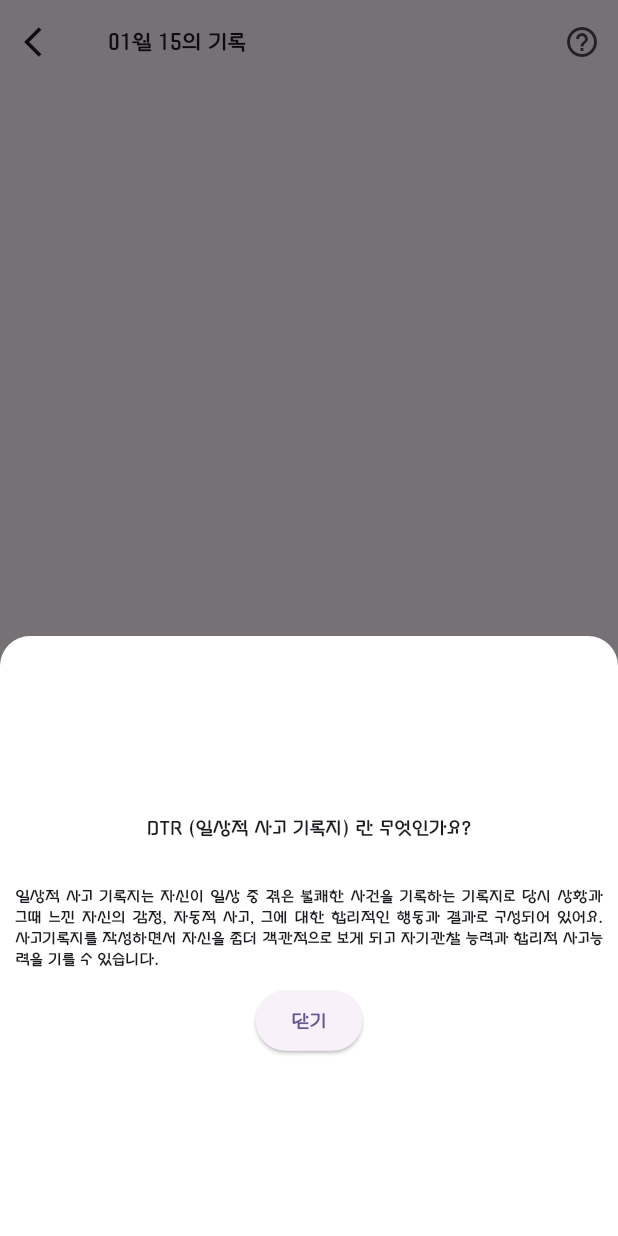
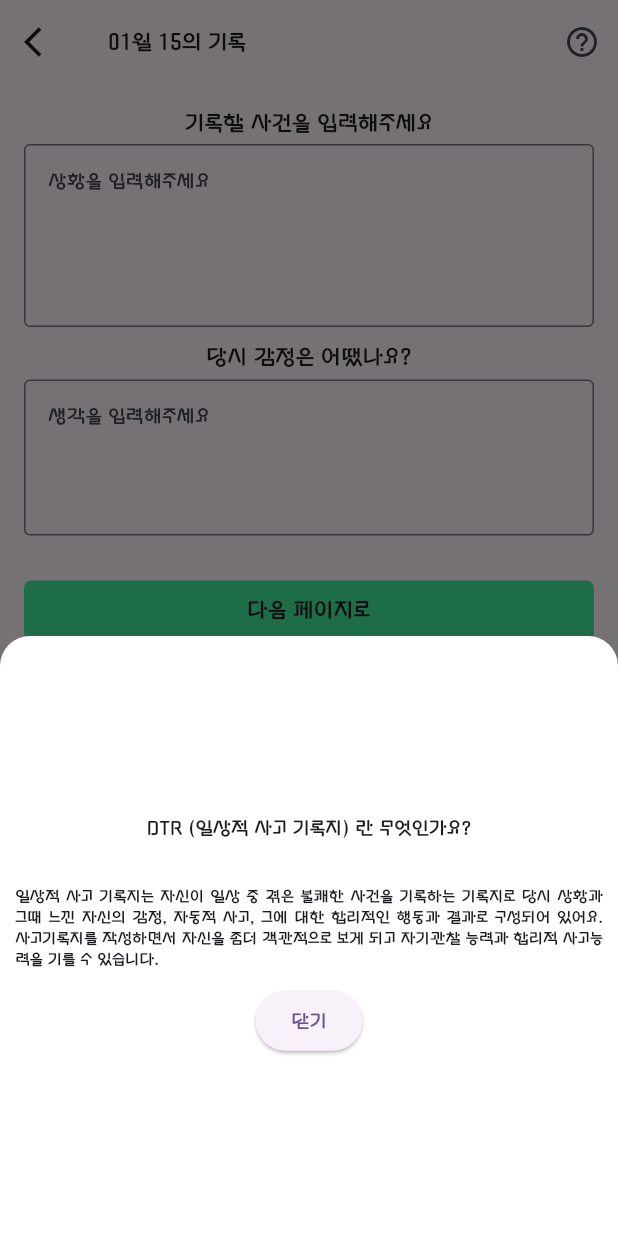
Before and after one commit to balhyo-younjisang/Ogam-Diary-Client, a Flutter app: the WritePage screen opened directly with empty values, after a tap on the "help outline" icon, on a phone screen of 412 x 824 dp. Run offline on Flutter 3.47's test engine with Material 3 defaults, Android fonts, the phone set to English and light mode, and no system bars; our stand-ins replace get, table_calendar.

Commit message:
:sparkles: Write page 추가 :sparkles:

```diff
--- a/lib/screens/write/write_view.dart
+++ b/lib/screens/write/write_view.dart
@@ -2,13 +2,17 @@ import 'package:flutter/material.dart';
 import 'package:intl/intl.dart';
 import 'package:ogam_diary/args/diaryArgument.dart';
 import 'package:ogam_diary/widgets/bottomSheet_widget.dart';
+import 'package:ogam_diary/widgets/button_widget.dart';
 
 class WritePage extends StatelessWidget {
   final formKey = GlobalKey<FormState>();
+
   WritePage({super.key});
 
   @override
   Widget build(BuildContext context) {
+    TextEditingController situationArea = TextEditingController();
+    TextEditingController emotionArea = TextEditingController();
     final args = ModalRoute.of(context)!.settings.arguments as DiaryArgument;
 
     return Scaffold(
@@ -34,10 +38,64 @@ class WritePage extends StatelessWidget {
       body: SafeArea(
         child: Form(
             key: formKey,
-            child: const Padding(
-              padding: EdgeInsets.all(6),
+            child: Padding(
+              padding: const EdgeInsets.all(6),
               child: Column(
-                children: [],
+                children: [
+                  Container(
+                      alignment: Alignment.center,
+                      padding: const EdgeInsets.all(10),
+                      child: Column(children: [
+                        const Text(
+                          "기록할 사건을 입력해주세요",
+                          style: TextStyle(fontFamily: "Gugi-Regular"),
+                        ),
+                        const SizedBox(
+                          height: 4,
+                        ),
+                        TextField(
+                          style: const TextStyle(
+                              fontSize: 12, fontFamily: "Gugi-Regular"),
+                          controller: situationArea,
+                          keyboardType: TextInputType.multiline,
+                          maxLines: 5,
+                          decoration: const InputDecoration(
+                              hintText: "상황을 입력해주세요",
+                              hintStyle: TextStyle(fontFamily: "Gugi-Regular"),
+                              border: OutlineInputBorder(
+                                  borderSide: BorderSide(
+                                      width: 1, color: Colors.black12))),
+                        ),
+                        const SizedBox(
+                          height: 10,
+                        ),
+                        const Text(
+                          "당시 감정은 어땠나요?",
+                          style: TextStyle(fontFamily: "Gugi-Regular"),
+                        ),
+                        const SizedBox(
+                          height: 5,
+                        ),
+                        TextField(
+                          controller: emotionArea,
+                          keyboardType: TextInputType.multiline,
+                          maxLines: 4,
+                          style: const TextStyle(
+                              fontSize: 12, fontFamily: "Gugi-Regular"),
+                          decoration: const InputDecoration(
+                              hintText: "생각을 입력해주세요",
+                              hintStyle: TextStyle(fontFamily: "Gugi-Regular"),
+                              border: OutlineInputBorder(
+                                  borderSide: BorderSide(
+                                      width: 1, color: Colors.black12))),
+                        ),
+                        const SizedBox(
+                          height: 30,
+                        ),
+                        ButtonWidget().renderAuthButton(
+                            onTapHandler: () {}, label: "다음 페이지로")
+                      ]))
+                ],
               ),
             )),
       ),
```
